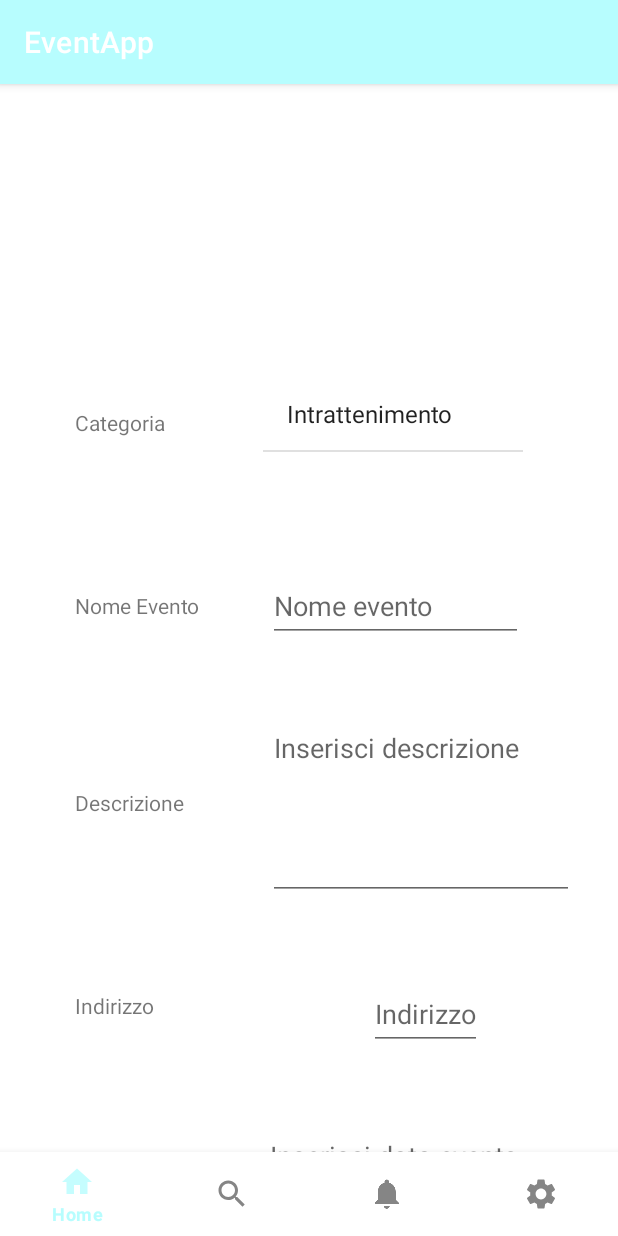
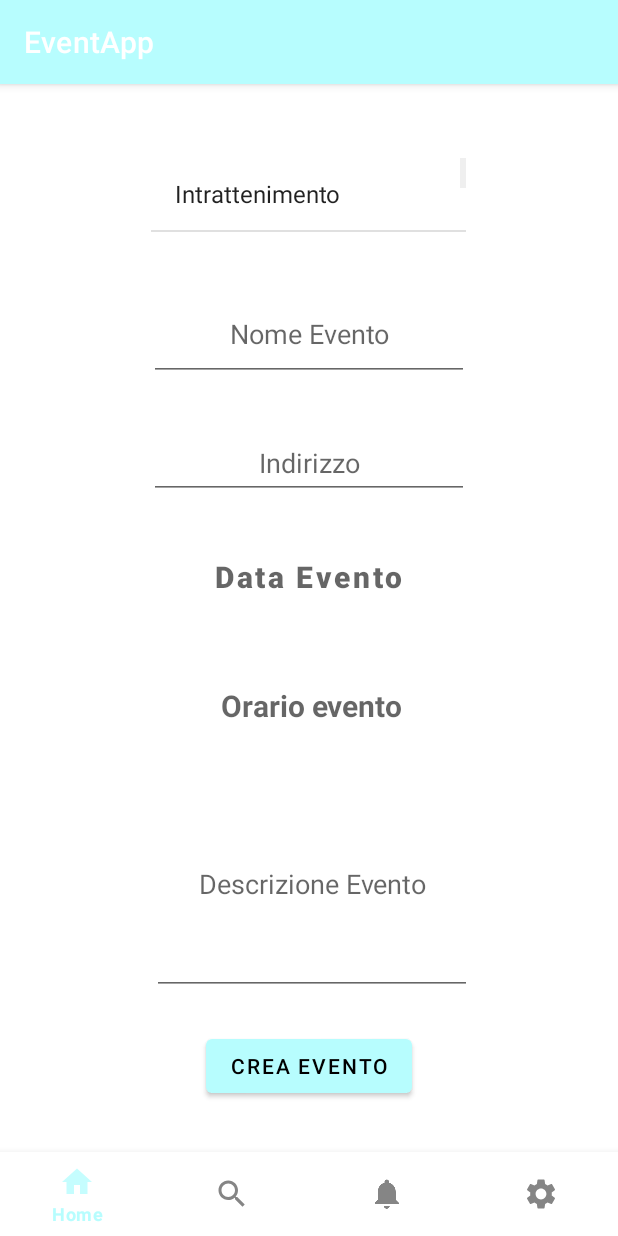
Before and after one commit to sturconi/gestione_eventi, an Android app: the CreaEvento screen opened directly, with no data from a screen before it, on a phone screen of 412 x 824 dp. Run offline under Robolectric (Android 15) with nearby library versions, the phone set to English and light mode, and no system bars.

Commit message:
Creato time picker in crea evento

```diff
--- a/gestione_eventi_android/app/src/main/AndroidManifest.xml
+++ b/gestione_eventi_android/app/src/main/AndroidManifest.xml
@@ -18,7 +18,7 @@
         android:theme="@style/Theme.Applicazionevera">
 
         <activity
-            android:name=".CreaEvento"
+            android:name=".Login"
             android:exported="false" />
         <activity
             android:name=".SezioneCommenti"
@@ -42,7 +42,7 @@
             android:name=".MainActivity"
             android:exported="false" />
         <activity
-            android:name=".Login"
+            android:name=".CreaEvento"
             android:exported="false" />
         <activity
             android:name=".Registrazione"
--- a/gestione_eventi_android/app/src/main/java/com/example/applicazionevera/CreaEvento.java
+++ b/gestione_eventi_android/app/src/main/java/com/example/applicazionevera/CreaEvento.java
@@ -4,25 +4,40 @@ import androidx.annotation.NonNull;
 import androidx.appcompat.app.ActionBar;
 import androidx.appcompat.app.AppCompatActivity;
 
+import android.app.AlertDialog;
+import android.app.DatePickerDialog;
+import android.app.TimePickerDialog;
 import android.content.Intent;
 import android.os.Bundle;
+import android.text.format.DateFormat;
 import android.view.MenuItem;
 import android.view.View;
 import android.widget.ArrayAdapter;
 import android.widget.Button;
+import android.widget.DatePicker;
 import android.widget.ImageButton;
 import android.widget.ListView;
 import android.widget.TextView;
+import android.widget.TimePicker;
 import android.widget.Toast;
 
 import com.google.android.material.bottomnavigation.BottomNavigationView;
 
+import java.util.Calendar;
+
 public class CreaEvento extends AppCompatActivity {
+
+    TextView timer;
+    int thour, tminute;
+    private Button dateButton;
+    private DatePickerDialog datePickerDialog;
+
 
     @Override
     protected void onCreate(Bundle savedInstanceState) {
         super.onCreate(savedInstanceState);
         setContentView(R.layout.activity_crea_evento);
+        initDatePicker();
 
         BottomNavigationView navigation = (BottomNavigationView) findViewById(R.id.navigation);
         navigation.setOnNavigationItemSelectedListener(new BottomNavigationView.OnNavigationItemSelectedListener() {
@@ -55,8 +70,96 @@ public class CreaEvento extends AppCompatActivity {
         ArrayAdapter<String> adapter = new ArrayAdapter<String>(CreaEvento.this, android.R.layout.simple_list_item_1, Categorie);
         cat.setAdapter(adapter);
 
-}
+        timer = findViewById(R.id.timerPicker);
 
+        timer.setOnClickListener(new View.OnClickListener() {
+            @Override
+            public void onClick(View view) {
+                TimePickerDialog timePickerDialog = new TimePickerDialog(
+                        CreaEvento.this,
+                        new TimePickerDialog.OnTimeSetListener() {
+                            @Override
+                            public void onTimeSet(TimePicker view, int hourOfDay, int minute) {
+                               thour = hourOfDay;
+                               tminute = minute;
+
+                                Calendar calendar = Calendar.getInstance();
+
+                                 calendar.set(0 , 0, 0, thour, tminute);
+
+                                 timer.setText(DateFormat.format("hh:mm aa", calendar));
+
+                            }
+                        }, 12, 0, false
+                );
+                timePickerDialog.updateTime(thour, tminute);
+
+                timePickerDialog.show();
+            }
+        });
+
+        dateButton = (Button) findViewById(R.id.dataEvento);
+        dateButton.setOnClickListener(new View.OnClickListener() {
+            @Override
+            public void onClick(View v) {
+                openDatePicker(v);
+            }
+        });
+    }
+
+    private void initDatePicker() {
+        DatePickerDialog.OnDateSetListener dateSetListener = new DatePickerDialog.OnDateSetListener() {
+            @Override
+            public void onDateSet(DatePicker datePicker, int year, int month, int day) {
+                month = month +1;
+                String date = makeDateString(day, month, year);
+                dateButton.setText(date);
+            }
+        };
+
+        Calendar cal = Calendar.getInstance();
+        int year = cal.get(Calendar.YEAR);
+        int month = cal.get(Calendar.MONTH);
+        int day = cal.get(Calendar.DAY_OF_MONTH);
+
+        int style = AlertDialog.THEME_HOLO_LIGHT;
+
+        datePickerDialog = new DatePickerDialog(this, style, dateSetListener,year, month, day);
+        datePickerDialog.getDatePicker().setMaxDate(System.currentTimeMillis());
+    }
+
+    private String makeDateString(int day, int month, int year) {
+        return day + " " +  getMonthFormat(month) + " " + year;
+    }private String getMonthFormat(int month) {
+        if(month==1)
+            return "GEN";
+        if(month==2)
+            return "FEB";
+        if(month==3)
+            return "MAR";
+        if(month==4)
+            return "APR";
+        if(month==5)
+            return "MAG";
+        if(month==6)
+            return "GIU";
+        if(month==7)
+            return "LUG";
+        if(month==8)
+            return "AGO";
+        if(month==9)
+            return "SET";
+        if(month==10)
+            return "OTT";
+        if(month==11)
+            return "NOV";
+        if(month==12)
+            return "DIC";
+        return "GEN";
+    }
+    public void openDatePicker(View v){
+        datePickerDialog.show();
+    }
 
     public void openHome() {
         Intent HomeIntent = new Intent(this, Home.class);
--- a/gestione_eventi_android/app/src/main/java/com/example/applicazionevera/EventoDettagliato.java
+++ b/gestione_eventi_android/app/src/main/java/com/example/applicazionevera/EventoDettagliato.java
@@ -64,7 +64,6 @@ public class EventoDettagliato extends AppCompatActivity {
             }
         });
 
-
         bottone=(Button)findViewById(R.id.addCalendario);
         bottone.setOnClickListener(new View.OnClickListener() {
             @Override
@@ -73,8 +72,6 @@ public class EventoDettagliato extends AppCompatActivity {
             }
 
         });
-
-
     }
 
     private void openSezioneComm() {
--- a/gestione_eventi_android/app/src/main/res/layout/activity_crea_evento.xml
+++ b/gestione_eventi_android/app/src/main/res/layout/activity_crea_evento.xml
@@ -5,13 +5,8 @@
     xmlns:app="http://schemas.android.com/apk/res-auto"
     xmlns:tools="http://schemas.android.com/tools"
     android:layout_width="match_parent"
-    android:layout_height="wrap_content"
+    android:layout_height="match_parent"
     tools:context=".CreaEvento"
-
-
-    app:layout_editor_absoluteX="1dp"
-    app:layout_editor_absoluteY="1dp"
-    android:fillViewport="true"
     >
 
 
@@ -30,200 +25,109 @@
         </com.google.android.material.bottomnavigation.BottomNavigationView>
 
 
-    <ScrollView xmlns:android="http://schemas.android.com/apk/res/android"
-        xmlns:app="http://schemas.android.com/apk/res-auto"
-        xmlns:tools="http://schemas.android.com/tools"
-        android:layout_width="match_parent"
-        android:layout_height="match_parent"
-        tools:layout_editor_absoluteX="0dp"
-        tools:layout_editor_absoluteY="0dp">
-
-
-    <androidx.constraintlayout.widget.ConstraintLayout
-        xmlns:android="http://schemas.android.com/apk/res/android"
-        xmlns:app="http://schemas.android.com/apk/res-auto"
-        xmlns:tools="http://schemas.android.com/tools"
-        android:layout_width="match_parent"
-        android:layout_height="wrap_content">
-
-
     <ListView
         android:id="@+id/Listcategorie"
-            android:layout_width="173dp"
-            android:layout_height="60dp"
-
-
-            android:layout_marginTop="196dp"
+        android:layout_width="210dp"
+        android:layout_height="62dp"
         app:layout_constraintBottom_toBottomOf="parent"
         app:layout_constraintEnd_toEndOf="parent"
-            app:layout_constraintHorizontal_bias="0.735"
+        app:layout_constraintHorizontal_bias="0.497"
         app:layout_constraintStart_toStartOf="parent"
         app:layout_constraintTop_toTopOf="parent"
-            app:layout_constraintVertical_bias="0.0" />
+        app:layout_constraintVertical_bias="0.07" />
 
-        <TextView
-            android:id="@+id/categoriaTV"
-            android:layout_width="76dp"
-            android:layout_height="22dp"
-
-            android:layout_marginTop="216dp"
-            android:text="Categoria"
+    <EditText
+        android:id="@+id/nomeEvento"
+        android:layout_width="wrap_content"
+        android:layout_height="62dp"
+        android:ems="10"
+        android:gravity="center"
+        android:hint="Nome Evento"
+        android:inputType="textPersonName"
+        android:minHeight="48dp"
         app:layout_constraintBottom_toBottomOf="parent"
         app:layout_constraintEnd_toEndOf="parent"
-            app:layout_constraintHorizontal_bias="0.149"
         app:layout_constraintStart_toStartOf="parent"
         app:layout_constraintTop_toTopOf="parent"
-            app:layout_constraintVertical_bias="0.0" />
+        app:layout_constraintVertical_bias="0.193" />
 
-        <TextView
-            android:id="@+id/nomeEventotv"
+    <EditText
+        android:id="@+id/indirizzo"
         android:layout_width="wrap_content"
         android:layout_height="wrap_content"
-            android:layout_marginTop="100dp"
-            android:text="Nome Evento"
-            app:layout_constraintEnd_toEndOf="@+id/categoriaTV"
-            app:layout_constraintHorizontal_bias="0.0"
-            app:layout_constraintStart_toStartOf="@+id/categoriaTV"
-            app:layout_constraintTop_toBottomOf="@+id/categoriaTV" />
-
-        <TextView
-            android:id="@+id/descrizioneTV"
-            android:layout_width="wrap_content"
-            android:layout_height="wrap_content"
-            android:layout_marginTop="112dp"
-            android:text="Descrizione"
-            app:layout_constraintEnd_toEndOf="@+id/nomeEventotv"
-            app:layout_constraintHorizontal_bias="0.0"
-            app:layout_constraintStart_toStartOf="@+id/nomeEventotv"
-            app:layout_constraintTop_toBottomOf="@+id/nomeEventotv" />
-
-        <EditText
-            android:id="@+id/nomeEventoET"
-            android:layout_width="170dp"
-            android:layout_height="48dp"
-            android:layout_marginTop="68dp"
-            android:hint="Nome evento"
-            android:inputType="textPersonName"
-            android:minHeight="48dp"
-            app:layout_constraintEnd_toEndOf="@+id/Listcategorie"
-            app:layout_constraintHorizontal_bias="1.0"
-            app:layout_constraintStart_toStartOf="@+id/Listcategorie"
-            app:layout_constraintTop_toBottomOf="@+id/Listcategorie" />
-
-        <EditText
-            android:id="@+id/descrizioneET"
-            android:layout_width="204dp"
-            android:layout_height="124dp"
-            android:layout_marginTop="48dp"
         android:ems="10"
-            android:gravity="start|top"
-            android:hint="Inserisci descrizione"
-            android:inputType="textMultiLine"
-            android:minHeight="48dp"
-            app:layout_constraintEnd_toEndOf="@+id/nomeEventoET"
-            app:layout_constraintHorizontal_bias="0.0"
-            app:layout_constraintStart_toStartOf="@+id/nomeEventoET"
-            app:layout_constraintTop_toBottomOf="@+id/nomeEventoET" />
-
-        <TextView
-            android:id="@+id/indirizzoTV"
-            android:layout_width="wrap_content"
-            android:layout_height="wrap_content"
-            android:layout_marginTop="116dp"
-            android:text="Indirizzo"
-            app:layout_constraintEnd_toEndOf="@+id/descrizioneTV"
-            app:layout_constraintHorizontal_bias="0.0"
-            app:layout_constraintStart_toStartOf="@+id/descrizioneTV"
-            app:layout_constraintTop_toBottomOf="@+id/descrizioneTV" />
-
-        <EditText
-            android:id="@+id/indirizzoET"
-            android:layout_width="wrap_content"
-            android:layout_height="48dp"
-            android:layout_marginTop="52dp"
+        android:gravity="center"
         android:hint="Indirizzo"
         android:inputType="textPersonName"
         android:minHeight="48dp"
-            app:layout_constraintEnd_toEndOf="@+id/descrizioneET"
-            app:layout_constraintHorizontal_bias="0.523"
-            app:layout_constraintStart_toStartOf="@+id/descrizioneET"
-            app:layout_constraintTop_toBottomOf="@+id/descrizioneET" />
+        app:layout_constraintBottom_toBottomOf="parent"
+        app:layout_constraintEnd_toEndOf="parent"
+        app:layout_constraintStart_toStartOf="parent"
+        app:layout_constraintTop_toTopOf="parent"
+        app:layout_constraintVertical_bias="0.318" />
+
+    <Button
+        android:id="@+id/dataEvento"
+        android:layout_width="210dp"
+        android:layout_height="wrap_content"
+        android:background="@android:color/transparent"
+        android:hint="Data Evento"
+        android:inputType="date"
+        android:minHeight="48dp"
+        android:textColor="@android:color/black"
+        android:textSize="20sp"
+        android:textStyle="bold"
+        app:layout_constraintBottom_toBottomOf="parent"
+        app:layout_constraintEnd_toEndOf="parent"
+        app:layout_constraintHorizontal_bias="0.497"
+        app:layout_constraintStart_toStartOf="parent"
+        app:layout_constraintTop_toTopOf="parent"
+        app:layout_constraintVertical_bias="0.423" />
+
+    <EditText
+        android:id="@+id/descrizioneEvento"
+        android:layout_width="wrap_content"
+        android:layout_height="148dp"
+        android:ems="10"
+        android:gravity="center"
+        android:hint="Descrizione Evento"
+        android:inputType="textMultiLine"
+        android:minHeight="48dp"
+        app:layout_constraintBottom_toBottomOf="parent"
+        app:layout_constraintEnd_toEndOf="parent"
+        app:layout_constraintHorizontal_bias="0.51"
+        app:layout_constraintStart_toStartOf="parent"
+        app:layout_constraintTop_toTopOf="parent"
+        app:layout_constraintVertical_bias="0.741" />
+
+    <Button
+        android:id="@+id/buttonReg"
+        android:layout_width="wrap_content"
+        android:layout_height="wrap_content"
+        android:layout_marginStart="145dp"
+        android:layout_marginEnd="145dp"
+        android:text="Crea evento"
+        app:layout_constraintBottom_toBottomOf="parent"
+        app:layout_constraintEnd_toEndOf="parent"
+        app:layout_constraintStart_toStartOf="parent"
+        app:layout_constraintTop_toTopOf="parent"
+        app:layout_constraintVertical_bias="0.876" />
 
     <TextView
-            android:id="@+id/dataTV"
-            android:layout_width="wrap_content"
-            android:layout_height="wrap_content"
-            android:layout_marginTop="92dp"
-            android:text="Data evento"
-            app:layout_constraintEnd_toEndOf="@+id/indirizzoTV"
-            app:layout_constraintHorizontal_bias="0.047"
-            app:layout_constraintStart_toStartOf="@+id/indirizzoTV"
-            app:layout_constraintTop_toBottomOf="@+id/indirizzoTV" />
-
-        <EditText
-            android:id="@+id/dataET"
-            android:layout_width="222dp"
-            android:layout_height="61dp"
-            android:layout_marginTop="40dp"
+        android:id="@+id/timerPicker"
+        android:layout_width="210dp"
+        android:layout_height="62dp"
         android:ems="10"
-            android:hint="Inserisci data evento"
-            android:inputType="date"
-            android:minHeight="48dp"
-            app:layout_constraintEnd_toEndOf="@+id/indirizzoET"
-            app:layout_constraintHorizontal_bias="0.479"
-            app:layout_constraintStart_toStartOf="@+id/indirizzoET"
-            app:layout_constraintTop_toBottomOf="@+id/indirizzoET" />
-
-        <TextView
-            android:id="@+id/oraInizioTV"
-            android:layout_width="wrap_content"
-            android:layout_height="wrap_content"
-            android:layout_marginTop="80dp"
-            android:text="Ora inizio"
-            app:layout_constraintEnd_toEndOf="@+id/dataTV"
-            app:layout_constraintHorizontal_bias="0.0"
-            app:layout_constraintStart_toStartOf="@+id/dataTV"
-            app:layout_constraintTop_toBottomOf="@+id/dataTV" />
-
-        <EditText
-            android:id="@+id/oraInizioET"
-            android:layout_width="85dp"
-            android:layout_height="wrap_content"
-            android:layout_marginTop="56dp"
-            android:ems="10"
-            android:hint="Ora inizio"
-            android:inputType="time"
-            android:minHeight="48dp"
-            app:layout_constraintEnd_toEndOf="@+id/dataET"
-            app:layout_constraintHorizontal_bias="0.445"
-            app:layout_constraintStart_toStartOf="@+id/dataET"
-            app:layout_constraintTop_toBottomOf="@+id/dataET" />
-
-        <TextView
-            android:id="@+id/oraFineTV"
-            android:layout_width="wrap_content"
-            android:layout_height="wrap_content"
-            android:layout_marginTop="120dp"
-            android:text="Ora fine"
-            app:layout_constraintEnd_toEndOf="@+id/oraInizioTV"
-            app:layout_constraintStart_toStartOf="@+id/oraInizioTV"
-            app:layout_constraintTop_toBottomOf="@+id/oraInizioTV" />
-
-        <EditText
-            android:id="@+id/oraFineET"
-            android:layout_width="85dp"
-            android:layout_height="wrap_content"
-            android:layout_marginTop="76dp"
-            android:ems="10"
-            android:hint="Ora fine"
-            android:inputType="time"
-            android:minHeight="48dp"
-            app:layout_constraintEnd_toEndOf="@+id/oraInizioET"
-            app:layout_constraintHorizontal_bias="0.0"
-            app:layout_constraintStart_toStartOf="@+id/oraInizioET"
-            app:layout_constraintTop_toBottomOf="@+id/oraInizioET" />
+        android:gravity="center"
+        android:hint="Orario evento"
+        android:textColor="@android:color/black"
+        android:textSize="20sp"
+        android:textStyle="bold"
+        app:layout_constraintBottom_toBottomOf="parent"
+        app:layout_constraintEnd_toEndOf="parent"
+        app:layout_constraintHorizontal_bias="0.508"
+        app:layout_constraintStart_toStartOf="parent"
+        app:layout_constraintTop_toTopOf="parent"
+        app:layout_constraintVertical_bias="0.543" />
 
 </androidx.constraintlayout.widget.ConstraintLayout>
-</ScrollView>
-
-    </androidx.constraintlayout.widget.ConstraintLayout>
```
Lines whose indentation alone changed are shown as unchanged.
